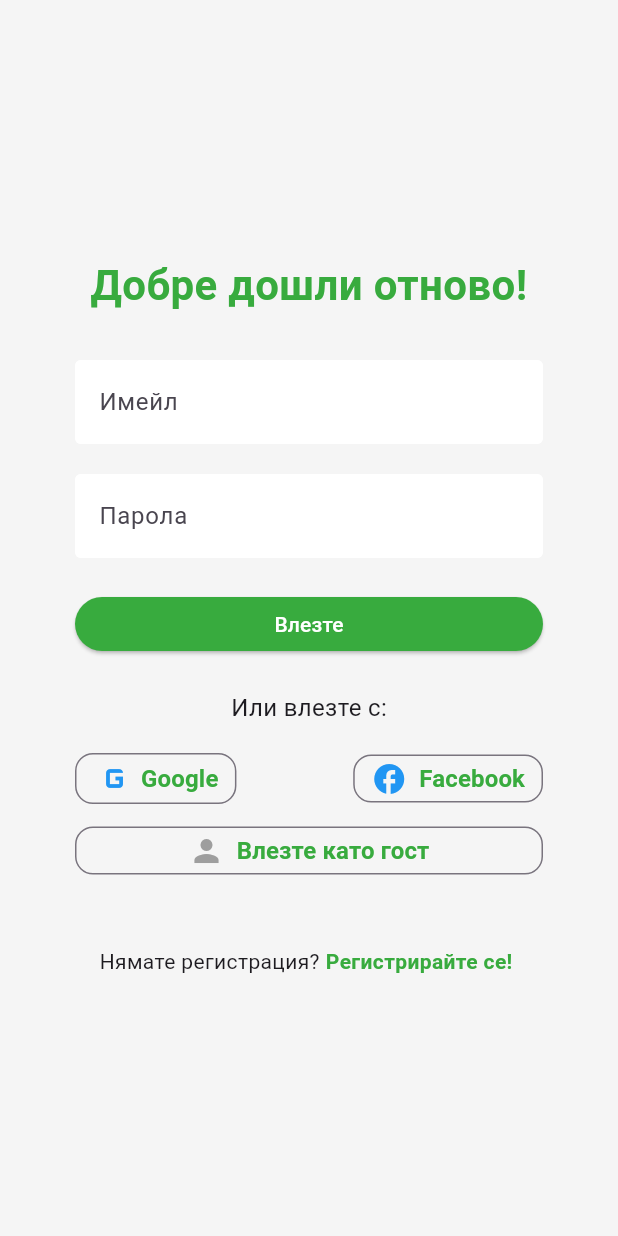
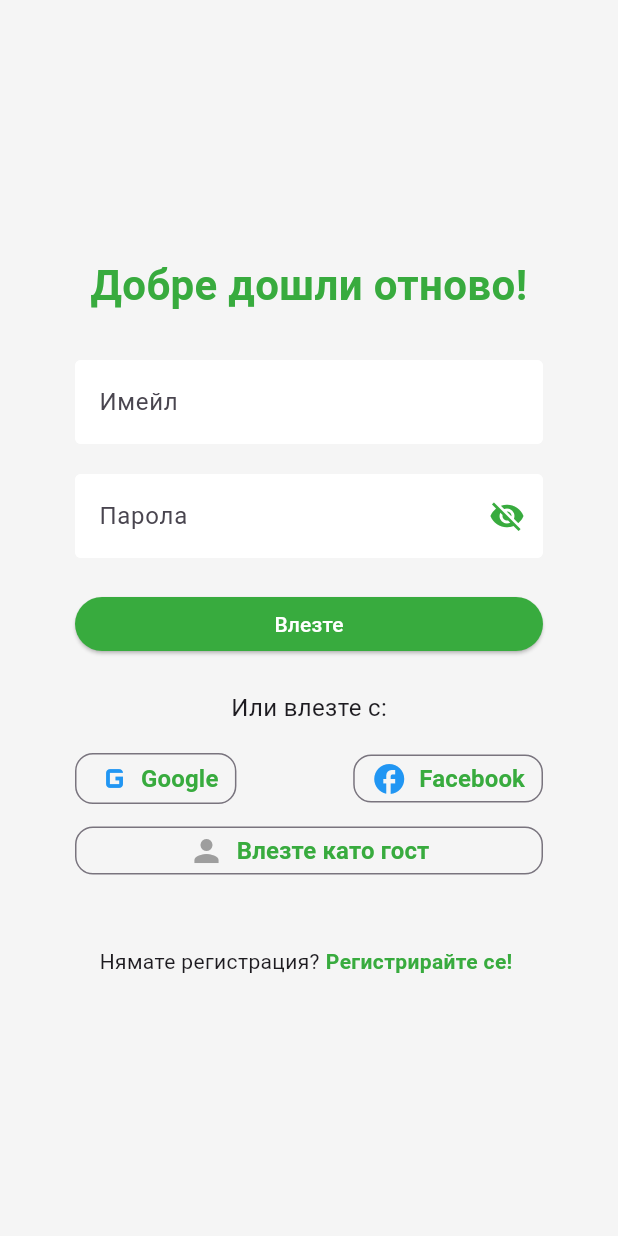
Before and after one commit to ZvezdiPro/Volunteer-Varna, a Flutter app: the screen it shows after launch, on a phone screen of 412 x 824 dp. Run offline on Flutter 3.47's test engine with Material 3 defaults, Android fonts, the phone set to English and light mode, and no system bars; our stand-ins replace audioplayers, chewie, cloud_firestore, dio, file_picker, firebase_auth and 13 more; missing offline and left inert: flutter_facebook_auth, flutter_file_dialog, gal, record; accounts and stored records are empty.

Commit message:
Added show/hide button in sign-in page

```diff
--- a/lib/screens/authenticate/sign-in.dart
+++ b/lib/screens/authenticate/sign-in.dart
@@ -25,6 +25,8 @@ class _SignInState extends State<SignIn> {
   String email = '';
   String password = '';
   String error = '';
+
+  bool _isPasswordVisible = false;
 
   @override
   Widget build(BuildContext context) {
@@ -58,11 +60,23 @@ class _SignInState extends State<SignIn> {
 
                 // Password input
                 TextFormField(
-                  decoration: textInputDecoration.copyWith(hintText: 'Парола'),
-                  obscureText: true,
+                  decoration: textInputDecoration.copyWith(
+                    hintText: 'Парола',
+                    suffixIcon: IconButton(
+                      icon: Icon(
+                        _isPasswordVisible ? Icons.visibility : Icons.visibility_off,
+                        color: greenPrimary,
+                      ),
+                      onPressed: () {
+                        setState(() {
+                          _isPasswordVisible = !_isPasswordVisible;
+                        });
+                      },
+                    ),
+                  ),
+                  obscureText: !_isPasswordVisible,
                   validator: (val) => val!.length < 6 ? 'Въведете парола с най-малко 6 знака' : null,
                   onChanged: (val) {
-                    // Handle password input change
                     setState(() {
                       password = val;
                     });
```
